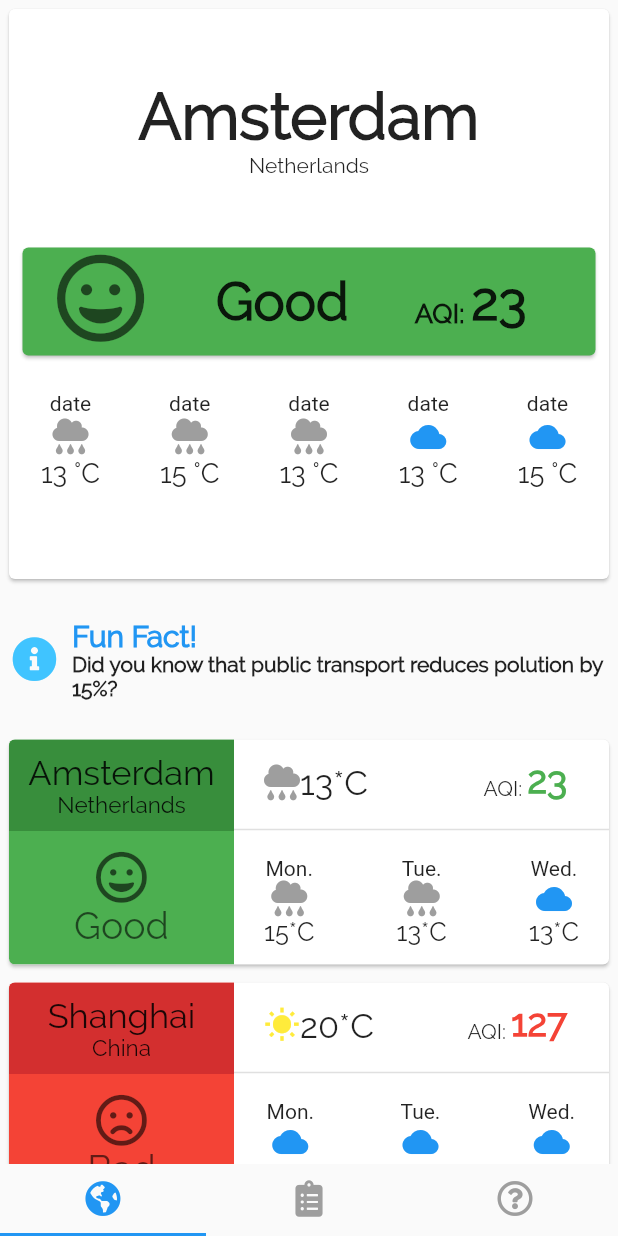
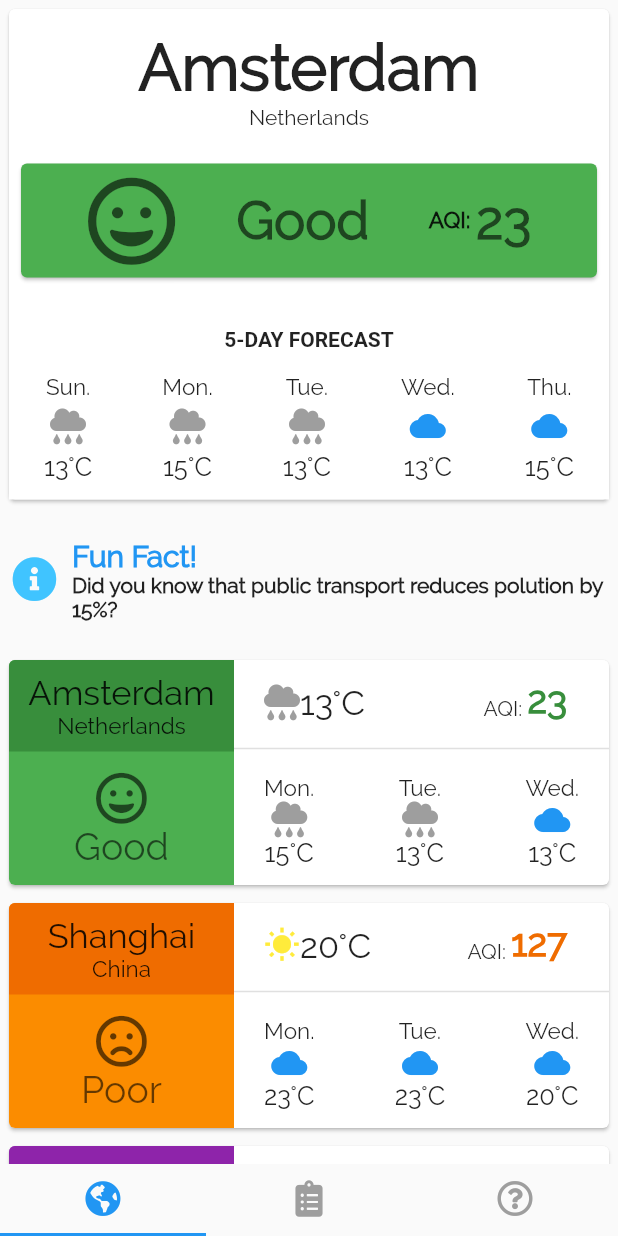
Before and after one commit to alexpavelm/SpaceAppsProject, a Flutter app: the BottomNavBar screen opened directly, on a phone screen of 412 x 824 dp. Run offline on Flutter 3.47's test engine with Material 2 defaults, Android fonts, the phone set to English and light mode, and no system bars; drawn by our look-alikes of auto_size_text; our stand-ins replace font_awesome_flutter, google_maps_flutter.

Commit message:
Merge branch 'master' of https://github.com/alexpavelm/SpaceAppsProject
# Conflicts:
#	lib/GlobalData.dart
#	pubspec.lock

```diff
--- a/lib/CurrentLocation.dart
+++ b/lib/CurrentLocation.dart
@@ -1,7 +1,9 @@
 import 'package:flutter/cupertino.dart';
 import 'package:flutter/material.dart';
 
+import 'ExpandedCardView.dart';
 import 'GlobalData.dart';
+import 'WeatherCard.dart';
 
 class CurrentLocation extends StatefulWidget {
   @override
@@ -15,7 +17,103 @@ class CurrentLocationState extends State<CurrentLocation> {
 
   @override
   Widget build(BuildContext context) {
-    return Padding(
+    return Container(
+      child: Padding(
+        padding: const EdgeInsets.all(2.0),
+        child: InkWell(
+          onTap: () {
+            Navigator.push(
+              context,
+              MaterialPageRoute(builder: (context) => ExpandedCardView(globalData.mainCity)),
+            );
+          },
+          child: Card(
+            child: Column(
+              children: <Widget>[
+                Padding(
+                  padding: const EdgeInsets.all(15.0),
+                  child: Column(
+                    children: <Widget>[
+                      Text(globalData.mainCity.city,
+                          textAlign: TextAlign.center,
+                          textScaleFactor: 3,
+                          style: TextStyle(
+                            fontFamily: 'Raleway',
+                            fontWeight: FontWeight.bold,
+                          )),
+                      Text(
+                        globalData.mainCity.country,
+                        style: TextStyle(
+                          fontFamily: 'Raleway',
+                        ),
+                      ),
+                    ],
+                  ),
+                ),
+                Padding(
+                  padding: const EdgeInsets.all(4.0),
+                  child: Card(
+                    color:globalData.getCardColor(globalData.mainCity.quality),
+                    child: Padding(
+                      padding: const EdgeInsets.all(8.0),
+                      child: Row(
+                        mainAxisAlignment: MainAxisAlignment.spaceEvenly,
+                        children: <Widget>[
+                          Icon(
+                            globalData
+                                .getQualityIcon(globalData.mainCity.quality),
+                            size: 60,
+                            color: Colors.black.withOpacity(0.6),
+                          ),
+                          Padding(
+                            padding: const EdgeInsets.only(left:4, right: 4),
+                            child: Text(
+                              globalData
+                                  .getQualityText(globalData.mainCity.quality),
+                              style: TextStyle(
+                                  fontFamily: 'Raleway',
+                                  fontSize: 35,
+                                  fontWeight: FontWeight.bold,
+                                  color: Colors.black.withOpacity(0.6)
+                              ),
+                            ),
+                          ),
+                          Row(
+                            children: <Widget>[
+                              Text(
+                                "AQI: ",
+                                style: TextStyle(
+                                  fontFamily: 'Raleway',
+                                  fontSize: 15,
+                                  fontWeight: FontWeight.bold,
+                                ),
+                              ),
+                              Text(
+                                globalData.mainCity.quality.toString(),
+                                style: TextStyle(
+                                  fontFamily: 'Raleway',
+                                  fontSize: 35,
+                                  fontWeight: FontWeight.bold,
+                                  color: Colors.black.withOpacity(0.6)
+                                ),
+                              ),
+                            ],
+                          ),
+
+                        ],
+                      ),
+                    ),
+                  ),
+                ),
+                WeatherCard(globalData.mainCity.weatherData)
+
+              ],
+            ),
+          ),
+        ),
+      ),
+    );
+    /*return Padding(
       padding: const EdgeInsets.all(2.0),
       child: Column(
 //        mainAxisAlignment: MainAxisAlignment.center,
@@ -24,13 +122,9 @@ class CurrentLocationState extends State<CurrentLocation> {
           Card(
             child: Padding(
               padding: const EdgeInsets.all(5.0),
-              child: Container(
-                height: 370,
               child: Column(
                 children: <Widget>[
-                    Container(
-                      height: 150,
-                      child: Row(
+                  Row(
                     mainAxisAlignment: MainAxisAlignment.center,
                     children: [
                       Column(
@@ -54,12 +148,7 @@ class CurrentLocationState extends State<CurrentLocation> {
                       ),
                     ],
                   ),
-                    ),
-                    Container(
-//                      color:
-//                          globalData.getCardColor(globalData.mainCity.quality),
-                      height: 80,
-                      child: Card(
+                  Card(
                     color:globalData.getCardColor(globalData.mainCity.quality),
                     child: Row(
 //                        mainAxisAlignment: MainAxisAlignment.center,
@@ -67,41 +156,31 @@ class CurrentLocationState extends State<CurrentLocation> {
 //                        mainAxisAlignment: MainAxisAlignment.spaceBetween,
 //                              crossAxisAlignment: CrossAxisAlignment.stretch,
                       children: <Widget>[
-                            Padding(
-                              padding: const EdgeInsets.only(left: 22, bottom: 5),
-                              child: Icon(
+                        Icon(
                           globalData
                               .getQualityIcon(globalData.mainCity.quality),
                           size: 60,
                           color: Colors.black.withOpacity(0.6),
                         ),
-                            ),
-                            Padding(
-                              padding: const EdgeInsets.only(left: 47),
-                              child: Text(
+                        Text(
                           globalData
                               .getQualityText(globalData.mainCity.quality),
                           style: TextStyle(
                             fontFamily: 'Raleway',
                             fontSize: 35,
                             fontWeight: FontWeight.bold,
+                            color: Colors.black.withOpacity(0.6)
                           ),
                         ),
-                            ),
-                            Padding(
-                              padding: const EdgeInsets.only(left: 44, top: 15),
-                              child: Text(
+                        Text(
                           "AQI: ",
                           style: TextStyle(
                             fontFamily: 'Raleway',
-                                  fontSize: 18,
+                            fontSize: 15,
                             fontWeight: FontWeight.bold,
                           ),
                         ),
-                            ),
-                            Padding(
-                              padding: const EdgeInsets.only(right: 25),
-                              child: Text(
+                        Text(
                           globalData.mainCity.quality.toString(),
                           style: TextStyle(
                             fontFamily: 'Raleway',
@@ -109,23 +188,14 @@ class CurrentLocationState extends State<CurrentLocation> {
                             fontWeight: FontWeight.bold,
                           ),
                         ),
-                            ),
                       ],
                     ),
                   ),
-                    ),
-                    Container(
-//                      color: Colors.yellow,
-                      height: 130,
-                      child: Padding(
-                        padding: const EdgeInsets.only(top: 20.0),
-                        child: Row(
+                  Row(
                     mainAxisAlignment: MainAxisAlignment.spaceBetween,
                     crossAxisAlignment: CrossAxisAlignment.stretch,
                     children: <Widget>[
-                            Container(
-                              width: 72,
-                              child: Column(
+                      Column(
                         mainAxisAlignment: MainAxisAlignment.start,
                         children: <Widget>[
                           Text("date"),
@@ -145,10 +215,7 @@ class CurrentLocationState extends State<CurrentLocation> {
                           ),
                         ],
                       ),
-                            ),
-                            Container(
-                              width: 72,
-                              child: Column(
+                      Column(
                         mainAxisAlignment: MainAxisAlignment.start,
                         children: <Widget>[
                           Text("date"),
@@ -168,10 +235,7 @@ class CurrentLocationState extends State<CurrentLocation> {
                           ),
                         ],
                       ),
-                            ),
-                            Container(
-                              width: 72,
-                              child: Column(
+                      Column(
                         mainAxisAlignment: MainAxisAlignment.start,
                         children: <Widget>[
                           Text("date"),
@@ -191,10 +255,7 @@ class CurrentLocationState extends State<CurrentLocation> {
                           ),
                         ],
                       ),
-                            ),
-                            Container(
-                              width: 72,
-                              child: Column(
+                      Column(
                         mainAxisAlignment: MainAxisAlignment.start,
                         children: <Widget>[
                           Text("date"),
@@ -214,10 +275,7 @@ class CurrentLocationState extends State<CurrentLocation> {
                           ),
                         ],
                       ),
-                            ),
-                            Container(
-                              width: 72,
-                              child: Column(
+                      Column(
                         mainAxisAlignment: MainAxisAlignment.start,
                         children: <Widget>[
                           Text("date"),
@@ -237,6 +295,7 @@ class CurrentLocationState extends State<CurrentLocation> {
                           ),
                         ],
                       ),
+                    ],
                   ),
               ],
               ),
@@ -244,12 +303,7 @@ class CurrentLocationState extends State<CurrentLocation> {
           ),
         ],
       ),
-            ),
-          ),
-          ),
-        ],
-      ),
-    );
+    );*/
   }
 
   Widget buildWeather(String data) {
--- a/lib/GlobalData.dart
+++ b/lib/GlobalData.dart
@@ -132,54 +132,62 @@ class GlobalData {
   }
 
   String getQualityText(int quality) {
-    if (quality < 50) {
+    if (quality < 51) {
       return "Good";
-    } else if (quality < 100) {
+    } else if (quality < 101) {
       return "Moderate";
-    } else if (quality < 150) {
-      return "Bad";
-    } else if (quality < 200) {
+    } else if (quality < 151) {
+      return "Poor";
+    } else if (quality < 201) {
       return "Unhealthy";
+    } else {
+      return "Dangerous";
+
     }
-    return "RUN AWAY";
   }
 
   IconData getQualityIcon(int quality) {
-    if (quality < 50) {
+    if (quality < 51) {
       return FontAwesomeIcons.grin;
-    } else if (quality < 100) {
+    } else if (quality < 101) {
       return FontAwesomeIcons.meh;
-    } else if (quality < 150) {
+    } else if (quality < 151) {
       return FontAwesomeIcons.frown;
-    } else if (quality < 200) {
-      return FontAwesomeIcons.dizzy;
+    } else if (quality < 201) {
+      return FontAwesomeIcons.sadTear;
+    } else {
+      return FontAwesomeIcons.exclamationCircle;
+
     }
-    return FontAwesomeIcons.dizzy;
   }
 
   Color getCardColor(int quality) {
-    if (quality < 50) {
+    if (quality < 51) {
       return Colors.green.shade500;
-    } else if (quality < 100) {
-      return Colors.orange.shade500;
-    } else if (quality < 150) {
-      return Colors.red.shade500;
-    } else if (quality < 200) {
-      return Colors.purple.shade500;
+    } else if (quality < 101) {
+      return Colors.yellow.shade500;
+    } else if (quality < 151) {
+      return Colors.orange.shade600;
+    } else if (quality < 201) {
+      return Colors.red.shade400;
+    } else {
+      return Colors.purple.shade400;
+
     }
-    return Colors.teal.shade500;
   }
 
   Color getCardDarkColor(int quality) {
-    if (quality < 50) {
+    if (quality < 51) {
       return Colors.green.shade700;
-    } else if (quality < 100) {
-      return Colors.orange.shade700;
-    } else if (quality < 150) {
-      return Colors.red.shade700;
-    } else if (quality < 200) {
-      return Colors.purple.shade700;
+    } else if (quality < 101) {
+      return Colors.yellow.shade700;
+    } else if (quality < 151) {
+      return Colors.orange.shade800;
+    } else if (quality < 201) {
+      return Colors.red.shade600;
+    } else {
+      return Colors.purple.shade600;
+
     }
-    return Colors.teal.shade700;
   }
 }
--- a/lib/QualityCard.dart
+++ b/lib/QualityCard.dart
@@ -24,13 +24,13 @@ class QualityCard extends StatelessWidget {
               Padding(
                 padding: const EdgeInsets.only(left: 25.0),
                 child: Icon(globalData.getQualityIcon(data.quality),
-                    size: 35, color: Colors.white),
+                    size: 35, color: Colors.black.withOpacity(0.6)),
               ),
               Padding(
                 padding: const EdgeInsets.only(left: 15.0),
                 child: Text(globalData.getQualityText(data.quality),
                     style: TextStyle(
-                      color: Colors.white,
+                      color: Colors.black.withOpacity(0.6),
                       fontFamily: 'Raleway',
                       fontSize: 25,
                     )),
@@ -38,22 +38,26 @@ class QualityCard extends StatelessWidget {
               Expanded(
                 child: Padding(
                   padding: const EdgeInsets.only(right: 20.0),
-                  child: Column(
-                    mainAxisAlignment: MainAxisAlignment.center,
-                    crossAxisAlignment: CrossAxisAlignment.end,
+                  child: Row(
+                    mainAxisAlignment: MainAxisAlignment.end,
+                    crossAxisAlignment: CrossAxisAlignment.center,
                     children: <Widget>[
+                      Padding(
+                        padding: const EdgeInsets.only(right:5, top: 12),
+                        child: Text("AQI:",
+                            style: TextStyle(
+                                color: Colors.black.withOpacity(0.6),
+                                fontSize: 15
+                            )),
+                      ),
                       Text(data.quality.toString(),
                           textAlign: TextAlign.right,
                           style: TextStyle(
-                            color: Colors.white,
+                            color: Colors.black.withOpacity(0.6),
                             fontFamily: 'Raleway',
                             fontSize: 45,
                           )),
-                      Text("US AQI ",
-                          style: TextStyle(
-                            color: Colors.white70,
-                            fontSize: 12
-                          )),
+
                     ],
                   ),
                 ),
--- a/lib/SmallCard.dart
+++ b/lib/SmallCard.dart
@@ -111,7 +111,7 @@ class _SmallCardState extends State<SmallCard> {
                                   children: <Widget>[
                                     globalData.getWeatherIcon(weather[0]),
                                     Text(
-                                      temperature[0].toString() + "*C",
+                                      temperature[0].toString() + "°C",
                                       style: TextStyle(fontSize: 23, fontFamily: 'Raleway'),
                                     ),
                                   ],
@@ -128,7 +128,7 @@ class _SmallCardState extends State<SmallCard> {
                                       child: Text(
                                         quality.toString(),
                                         style: TextStyle(fontSize: 25, fontFamily: 'Raleway',
-                                          color: globalData.getCardColor(quality), fontWeight: FontWeight.bold),
+                                          color: globalData.getCardDarkColor(quality), fontWeight: FontWeight.bold),
                                       ),
                                     ),
                                   ],
@@ -147,10 +147,10 @@ class _SmallCardState extends State<SmallCard> {
                                   padding: const EdgeInsets.only(left: 20, right: 5, bottom: 2),
                                   child: Column(
                                     children: <Widget>[
-                                      Text("Mon."),
+                                      Text("Mon.", style: TextStyle(fontSize: 15, fontFamily: 'Raleway')),
                                       globalData.getWeatherIcon(weather[1]),
                                       Text(
-                                        temperature[1].toString() + "*C",
+                                        temperature[1].toString() + "°C",
                                         style: TextStyle(fontSize: 17, fontFamily: 'Raleway'),
                                       ),
                                     ],
@@ -162,10 +162,10 @@ class _SmallCardState extends State<SmallCard> {
                                   padding: const EdgeInsets.only(left: 5, right: 5, bottom: 2),
                                   child: Column(
                                     children: <Widget>[
-                                      Text("Tue."),
+                                      Text("Tue.", style: TextStyle(fontSize: 15, fontFamily: 'Raleway')),
                                       globalData.getWeatherIcon(weather[2]),
                                       Text(
-                                        temperature[2].toString() + "*C",
+                                        temperature[2].toString() + "°C",
                                         style: TextStyle(fontSize: 17, fontFamily: 'Raleway'),
                                       ),
                                     ],
@@ -177,10 +177,10 @@ class _SmallCardState extends State<SmallCard> {
                                   padding: const EdgeInsets.only(left: 5, right: 20, bottom: 2),
                                   child: Column(
                                     children: <Widget>[
-                                      Text("Wed."),
+                                      Text("Wed.", style: TextStyle(fontSize: 15, fontFamily: 'Raleway')),
                                       globalData.getWeatherIcon(weather[3]),
                                       Text(
-                                        temperature[3].toString() + "*C",
+                                        temperature[3].toString() + "°C",
                                         style: TextStyle(fontSize: 17, fontFamily: 'Raleway'),
                                       ),
                                     ],
--- a/lib/WeatherCard.dart
+++ b/lib/WeatherCard.dart
@@ -31,13 +31,13 @@ class WeatherCard extends StatelessWidget {
                     Container(
                       child: Column(
                         children: <Widget>[
-                          Text("Sun."),
+                          Text("Sun.", style: TextStyle(fontSize: 15, fontFamily: 'Raleway')),
                           Padding(
                             padding: const EdgeInsets.only(top:5.0, bottom:5),
                             child: globalData.getWeatherIcon(data.weather[0]),
                           ),
                           Text(
-                            data.temperature[0].toString() + "*C",
+                            data.temperature[0].toString() + "°C",
                             style: TextStyle(fontSize: 17, fontFamily: 'Raleway'),
                           ),
                         ],
@@ -46,13 +46,13 @@ class WeatherCard extends StatelessWidget {
                     Container(
                       child: Column(
                         children: <Widget>[
-                          Text("Mon."),
+                          Text("Mon.", style: TextStyle(fontSize: 15, fontFamily: 'Raleway')),
                           Padding(
                             padding: const EdgeInsets.only(top:5.0, bottom:5),
                             child: globalData.getWeatherIcon(data.weather[1]),
                           ),
                           Text(
-                            data.temperature[1].toString() + "*C",
+                            data.temperature[1].toString() + "°C",
                             style: TextStyle(fontSize: 17, fontFamily: 'Raleway'),
                           ),
                         ],
@@ -61,13 +61,13 @@ class WeatherCard extends StatelessWidget {
                     Container(
                       child: Column(
                         children: <Widget>[
-                          Text("Tue."),
+                          Text("Tue.", style: TextStyle(fontSize: 15, fontFamily: 'Raleway')),
                           Padding(
                             padding: const EdgeInsets.only(top:5.0, bottom:5),
                             child: globalData.getWeatherIcon(data.weather[2]),
                           ),
                           Text(
-                            data.temperature[2].toString() + "*C",
+                            data.temperature[2].toString() + "°C",
                             style: TextStyle(fontSize: 17, fontFamily: 'Raleway'),
                           ),
                         ],
@@ -76,13 +76,13 @@ class WeatherCard extends StatelessWidget {
                     Container(
                       child: Column(
                         children: <Widget>[
-                          Text("Wed."),
+                          Text("Wed.", style: TextStyle(fontSize: 15, fontFamily: 'Raleway')),
                           Padding(
                             padding: const EdgeInsets.only(top:5.0, bottom:5),
                             child: globalData.getWeatherIcon(data.weather[3]),
                           ),
                           Text(
-                            data.temperature[3].toString() + "*C",
+                            data.temperature[3].toString() + "°C",
                             style: TextStyle(fontSize: 17, fontFamily: 'Raleway'),
                           ),
                         ],
@@ -91,13 +91,13 @@ class WeatherCard extends StatelessWidget {
                     Container(
                       child: Column(
                         children: <Widget>[
-                          Text("Thu."),
+                          Text("Thu.", style: TextStyle(fontSize: 15, fontFamily: 'Raleway')),
                           Padding(
                             padding: const EdgeInsets.only(top:5.0, bottom:5),
                             child: globalData.getWeatherIcon(data.weather[4]),
                           ),
                           Text(
-                            data.temperature[4].toString() + "*C",
+                            data.temperature[4].toString() + "°C",
                             style: TextStyle(fontSize: 17, fontFamily: 'Raleway'),
                           ),
                         ],
```
Lines whose indentation alone changed are shown as unchanged.
